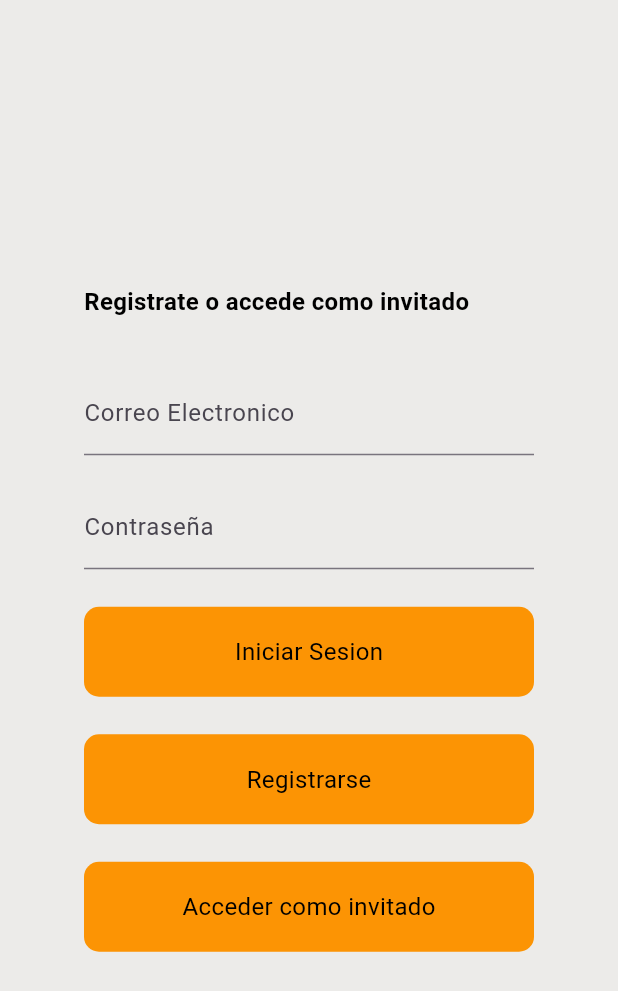
After one commit to WesitosFsa/Cochasqui-APP, a Flutter app: the LoginScreen screen opened directly, on a phone screen of 412 x 824 dp. The commit adds this screen. Shown: the top 991 px of the screen. Run offline on Flutter 3.47's test engine with Material 3 defaults, Android fonts, the phone set to English and light mode, and no system bars.

Commit message:
feat(auth): Añadiendo Pantalla de Login

```diff
--- /dev/null
+++ b/lib/features/auth/screens/login_screen.dart
@@ -0,0 +1,119 @@
+
+
+import 'package:cochasqui_park/features/auth/widgets/buttonR.dart';
+import 'package:cochasqui_park/features/auth/widgets/fonts_bold.dart';
+import 'package:flutter/material.dart';
+
+
+class LoginScreen extends StatefulWidget {
+  const LoginScreen({super.key});
+
+
+  @override
+  State<LoginScreen> createState() => _LoginScreen();
+}
+
+class _LoginScreen extends State<LoginScreen> {
+  late TextEditingController _passwordController;
+  late TextEditingController _usernameController;
+  String? _error;
+  late bool _busy;
+
+  @override
+  void initState() {
+    super.initState();
+
+    _busy = false;
+    _passwordController = TextEditingController(text: '');
+    _usernameController = TextEditingController(text: '');
+  }
+
+  void _login(BuildContext context) async {
+    setState(() {
+      _busy = true;
+      _error = null;
+    });
+  }
+  @override
+  Widget build(BuildContext context) {
+    return Scaffold(
+      backgroundColor: Color(0xFFECEBE9),
+        body: Center(
+          child: SingleChildScrollView(
+            child: Padding(
+              padding: const EdgeInsets.all(30),
+              child: Center(
+                child: SizedBox(
+                  width: 300,
+                  child: Column(
+                    mainAxisAlignment: MainAxisAlignment.center,
+                    crossAxisAlignment: CrossAxisAlignment.stretch,
+                    children: [
+                      text_bold(text: 'Registrate o accede como invitado',size: 16,),
+                      const SizedBox(height: 35),
+                      TextFormField(
+                        controller: _usernameController,
+                        decoration: const InputDecoration(labelText: "Correo Electronico"),
+                        enabled: !_busy,
+                        onFieldSubmitted: _busy
+                            ? null
+                            : (String value) {
+                                _login(context);
+                              },
+                      ),
+                      const SizedBox(height: 20),
+                      TextFormField(
+                        obscureText: true,
+                        controller: _passwordController,
+                        decoration: InputDecoration(
+                            labelText: "Contraseña", errorText: _error),
+                        enabled: !_busy,
+                        onFieldSubmitted: _busy
+                            ? null
+                            : (String value) {
+                                _login(context);
+                              },
+                      ),
+                      const SizedBox(height: 25),
+                      ButtonR(
+                          text: "Iniciar Sesion",
+                          showIcon: false,
+                            onTap: () {
+
+                            Navigator.push(
+                              context,
+                              MaterialPageRoute(builder: (context) => const LoginScreen()),
+                            );
+
+                          }
+                      ),
+                                     const SizedBox(height: 25),
+
+                      ButtonR(
+                          text: "Registrarse",
+                          showIcon: false,
+                          onTap: () {
+
+                            Navigator.push(
+                              context,
+                              MaterialPageRoute(builder: (context) => const LoginScreen()),
+                            );
+
+                          }
+
+                      ),
+                                     const SizedBox(height: 25),
+                      ButtonR(
+                          text: "Acceder como invitado",
+                          showIcon: false,
+                      )
+
+                    ],
+                  ),
+                ),
+              ),
+            ),
+          ),
+        ));
+  }
+}
--- a/lib/features/auth/screens/welcome_screen.dart
+++ b/lib/features/auth/screens/welcome_screen.dart
@@ -1,3 +1,4 @@
+import 'package:cochasqui_park/features/auth/screens/login_screen.dart';
 import 'package:cochasqui_park/features/auth/widgets/buttonR.dart';
 import 'package:cochasqui_park/features/auth/widgets/fonts.dart';
 import 'package:cochasqui_park/features/auth/widgets/fonts_bold.dart';
@@ -93,7 +94,7 @@ class _WelcomeScreen extends State<WelcomeScreen> {
 
                             Navigator.pushReplacement(
                             context,
-                            MaterialPageRoute(builder: (context) => WelcomeScreen()),
+                            MaterialPageRoute(builder: (context) => LoginScreen()),
                              );
                           }
                         },
```
